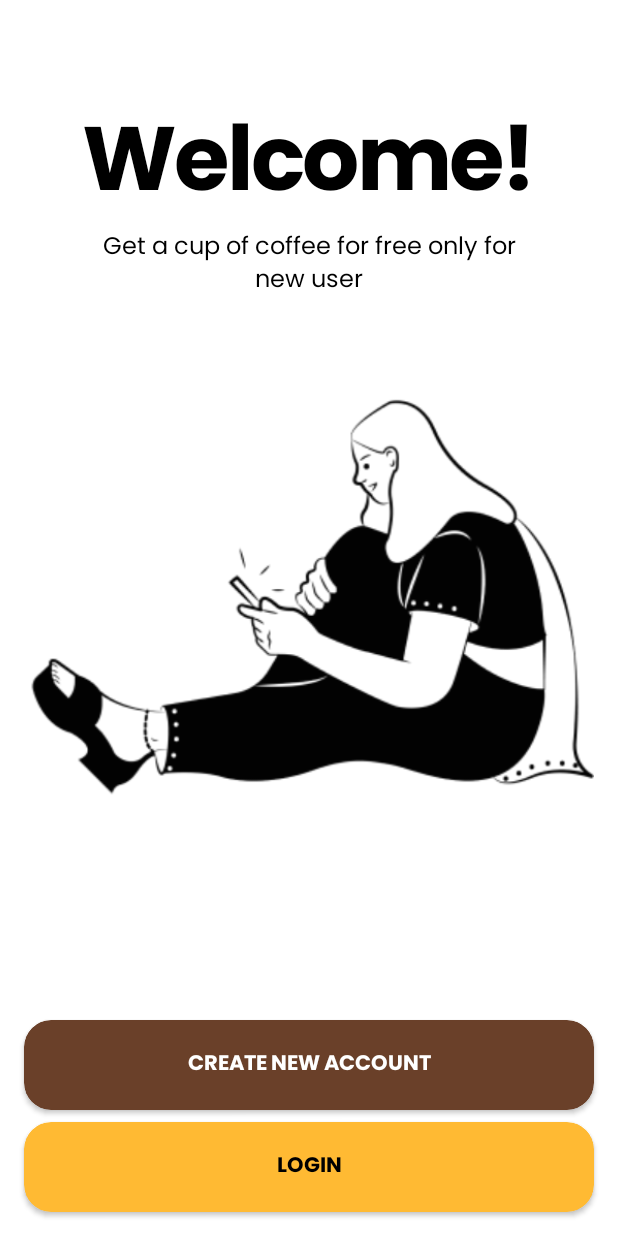
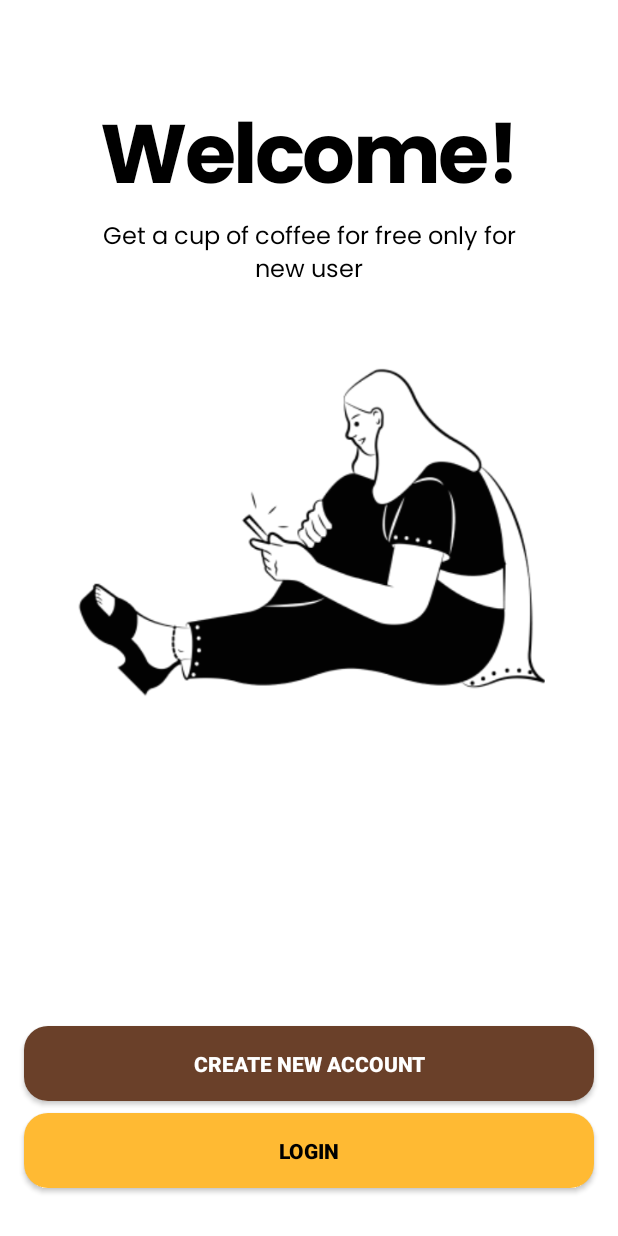
Before and after one commit to ndraa124/retro-coffee-android, an Android app: the screen it shows after launch (WelcomeActivity), after a tap on "GET STARTED", on a phone screen of 412 x 824 dp. Run offline under Robolectric (Android 15) with nearby library versions, the light colour scheme and no system bars; our stand-ins replace data binding.

Commit message:
fix layout welcome, etc

```diff
--- a/app/src/main/java/com/id124/retrocoffee/activity/customer/splash/SplashActivity.kt
+++ b/app/src/main/java/com/id124/retrocoffee/activity/customer/splash/SplashActivity.kt
@@ -1,11 +1,7 @@
 package com.id124.retrocoffee.activity.customer.splash
 
-import android.content.Intent
 import android.os.Bundle
 import android.os.Handler
-import android.widget.Toast
-import androidx.core.os.HandlerCompat.postDelayed
-import androidx.navigation.fragment.findNavController
 import com.id124.retrocoffee.R
 import com.id124.retrocoffee.activity.customer.main.MainActivity
 import com.id124.retrocoffee.activity.customer.onboard.OnboardActivity
@@ -20,9 +16,7 @@ class SplashActivity : BaseActivity<ActivitySplashBinding>(), SplashContract.Vie
         setLayout = R.layout.activity_splash
         super.onCreate(savedInstanceState)
 
-        // Set CountDown
         setCountdown()
-
     }
 
     override fun onStart() {
@@ -36,24 +30,18 @@ class SplashActivity : BaseActivity<ActivitySplashBinding>(), SplashContract.Vie
     }
 
     override fun setCountdown() {
-        //Condition Login
-        val condition = 0 // Just Asal nanti diperbaiki ketika login dah selesai
-
         Handler().postDelayed({
-            if(condition == 1){
-                val intent = Intent(this, MainActivity::class.java)
-                startActivity(intent)
+            if(sharedPref.getIsLogin()) {
+                intents<MainActivity>(this@SplashActivity)
+                finish()
             }
             else {
-                val intent = Intent(this, OnboardActivity::class.java)
-                setError()
-                startActivity(intent)
+                intents<OnboardActivity>(this@SplashActivity)
                 finish()
             }
         }, 3000)
     }
 
     override fun setError() {
-
     }
 }
--- a/app/src/main/java/com/id124/retrocoffee/base/BaseActivity.kt
+++ b/app/src/main/java/com/id124/retrocoffee/base/BaseActivity.kt
@@ -8,9 +8,11 @@ import androidx.appcompat.app.AppCompatActivity
 import androidx.databinding.DataBindingUtil
 import androidx.databinding.ViewDataBinding
 import com.id124.retrocoffee.remote.ApiClient
+import com.id124.retrocoffee.util.SharedPreference
 
 abstract class BaseActivity<ActivityBinding : ViewDataBinding> : AppCompatActivity() {
     protected lateinit var bind: ActivityBinding
+    protected lateinit var sharedPref: SharedPreference
     protected var setLayout: Int? = null
 
     companion object {
@@ -20,6 +22,8 @@ abstract class BaseActivity<ActivityBinding : ViewDataBinding> : AppCompatActivi
     override fun onCreate(savedInstanceState: Bundle?) {
         super.onCreate(savedInstanceState)
         bind = DataBindingUtil.setContentView(this@BaseActivity, setLayout!!)
+
+        sharedPref = SharedPreference(this@BaseActivity)
     }
 
     protected inline fun <reified ClassActivity> intents(context: Context) {
--- a/app/src/main/java/com/id124/retrocoffee/remote/ApiClient.kt
+++ b/app/src/main/java/com/id124/retrocoffee/remote/ApiClient.kt
@@ -9,7 +9,7 @@ import java.util.concurrent.TimeUnit
 
 class ApiClient {
     companion object {
-        private const val BASE_URL = "http://34.226.122.189:3000/"
+        private const val BASE_URL = "http://18.212.11.190:3000/"
         const val BASE_URL_IMAGE = BASE_URL + "images/"
 
         private fun provideHttpLoggingInterceptor() = run {
--- a/app/src/main/java/com/id124/retrocoffee/util/SharedPreference.kt
+++ b/app/src/main/java/com/id124/retrocoffee/util/SharedPreference.kt
@@ -110,8 +110,12 @@ class SharedPreference(private val context: Context) {
         return sharedPreferences.getString(CS_DOB, "")!!
     }
 
+    fun getIsLogin(): Boolean {
+        return sharedPreferences.getBoolean(LOGIN, false)
+    }
+
     fun checkIsLogin() {
-        if (!sharedPreferences.getBoolean(LOGIN, false)) {
+        if (!getIsLogin()) {
             context.startActivity(Intent(context, LoginActivity::class.java))
             (context as MainActivity).finish()
         }
--- /dev/null
+++ b/app/src/main/res/drawable/button_radius_secondary.xml
@@ -0,0 +1,9 @@
+<?xml version="1.0" encoding="utf-8"?>
+<selector xmlns:android="http://schemas.android.com/apk/res/android">
+    <item>
+        <shape>
+            <solid android:color="@color/secondary"/>
+            <corners android:radius="16dp"/>
+        </shape>
+    </item>
+</selector>
--- a/app/src/main/res/layout/activity_welcome.xml
+++ b/app/src/main/res/layout/activity_welcome.xml
@@ -22,7 +22,7 @@
             android:text="@string/welcome"
             android:textAlignment="center"
             android:textColor="#000000"
-            android:textSize="60sp"
+            android:textSize="55sp"
             app:layout_constraintEnd_toEndOf="parent"
             app:layout_constraintStart_toStartOf="parent"
             app:layout_constraintTop_toTopOf="parent" />
@@ -46,61 +46,49 @@
         <ImageView
             android:id="@+id/imageView"
             android:layout_width="match_parent"
-            android:layout_height="350dp"
-            android:layout_below="@id/tv_welcomeDesc"
+            android:layout_height="275dp"
             android:layout_marginHorizontal="16dp"
             android:layout_marginTop="24dp"
             android:contentDescription="@string/img_description"
             android:src="@drawable/vt_welcome"
+            android:scaleType="fitCenter"
             app:layout_constraintEnd_toEndOf="parent"
             app:layout_constraintStart_toStartOf="parent"
             app:layout_constraintTop_toBottomOf="@+id/tv_welcomeDesc" />
 
-        <androidx.cardview.widget.CardView
+        <androidx.appcompat.widget.AppCompatButton
             android:id="@+id/bt_createNewAccount"
             android:layout_width="match_parent"
-            android:layout_height="wrap_content"
+            android:layout_height="50dp"
             android:layout_marginHorizontal="16dp"
             android:layout_marginBottom="8dp"
-            app:cardBackgroundColor="@color/primary"
-            app:cardCornerRadius="18dp"
+            android:background="@drawable/button_radius"
+            android:onClick="onClick"
+            android:text="@string/create_new_account"
+            android:textAllCaps="true"
+            android:textColor="@color/white"
+            android:textSize="14sp"
+            android:textStyle="bold"
             app:layout_constraintBottom_toTopOf="@+id/bt_goLogin"
             app:layout_constraintEnd_toEndOf="@+id/bt_goLogin"
-            app:layout_constraintStart_toStartOf="@+id/bt_goLogin">
+            app:layout_constraintStart_toStartOf="@+id/bt_goLogin" />
 
-            <TextView
-                android:layout_width="match_parent"
-                android:layout_height="60dp"
-                android:fontFamily="@font/poppins_bold"
-                android:gravity="center"
-                android:text="@string/create_new_account"
-                android:textAllCaps="true"
-                android:textColor="@color/white"
-                android:textSize="14sp" />
-        </androidx.cardview.widget.CardView>
-
-        <androidx.cardview.widget.CardView
+        <androidx.appcompat.widget.AppCompatButton
             android:id="@+id/bt_goLogin"
             android:layout_width="match_parent"
-            android:layout_height="wrap_content"
+            android:layout_height="50dp"
             android:layout_marginHorizontal="16dp"
-            android:layout_marginBottom="16dp"
-            app:cardBackgroundColor="@color/secondary"
-            app:cardCornerRadius="18dp"
+            android:layout_marginBottom="32dp"
+            android:background="@drawable/button_radius_secondary"
+            android:onClick="onClick"
+            android:text="@string/tv_login"
+            android:textAllCaps="true"
+            android:textColor="@color/black"
+            android:textSize="14sp"
+            android:textStyle="bold"
             app:layout_constraintBottom_toBottomOf="parent"
             app:layout_constraintEnd_toEndOf="parent"
-            app:layout_constraintStart_toStartOf="parent">
-
-            <TextView
-                android:layout_width="match_parent"
-                android:layout_height="60dp"
-                android:fontFamily="@font/poppins_bold"
-                android:gravity="center"
-                android:text="@string/tv_login"
-                android:textAllCaps="true"
-                android:textColor="#000000"
-                android:textSize="14sp" />
-        </androidx.cardview.widget.CardView>
+            app:layout_constraintStart_toStartOf="parent" />
 
     </androidx.constraintlayout.widget.ConstraintLayout>
 </layout>
```
Also changed, not shown: app/src/main/java/com/id124/retrocoffee/activity/customer/login/LoginActivity.kt (+8 -6 lines), app/src/main/res/layout/activity_onboard.xml (+1 -27 lines).
